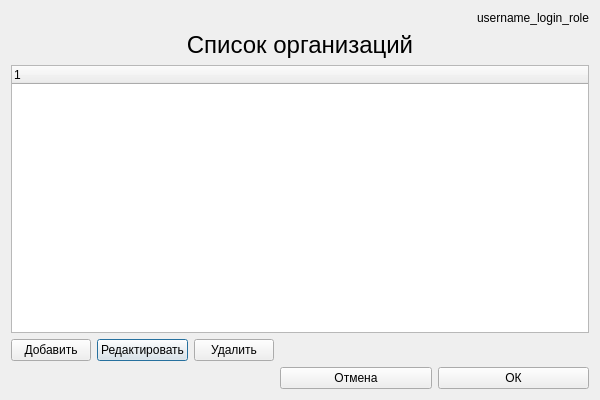
Before: the Qt Designer form Ui_designer/Ui_List_organization.ui in Vsesvet/FastComm, drawn with Qt 5.
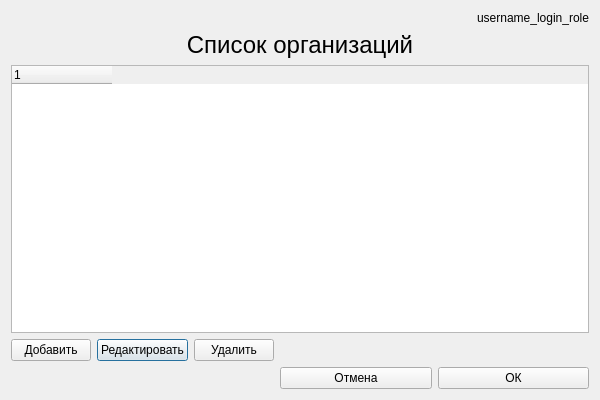
After: the same form once the commit is applied.

```diff
--- a/Ui_designer/Ui_List_organization.ui
+++ b/Ui_designer/Ui_List_organization.ui
@@ -50,6 +50,12 @@
    </item>
    <item row="2" column="0" colspan="4">
     <widget class="QTreeWidget" name="tree_organizations_list">
+     <attribute name="headerDefaultSectionSize">
+      <number>170</number>
+     </attribute>
+     <attribute name="headerStretchLastSection">
+      <bool>false</bool>
+     </attribute>
      <column>
       <property name="text">
        <string notr="true">1</string>
```
